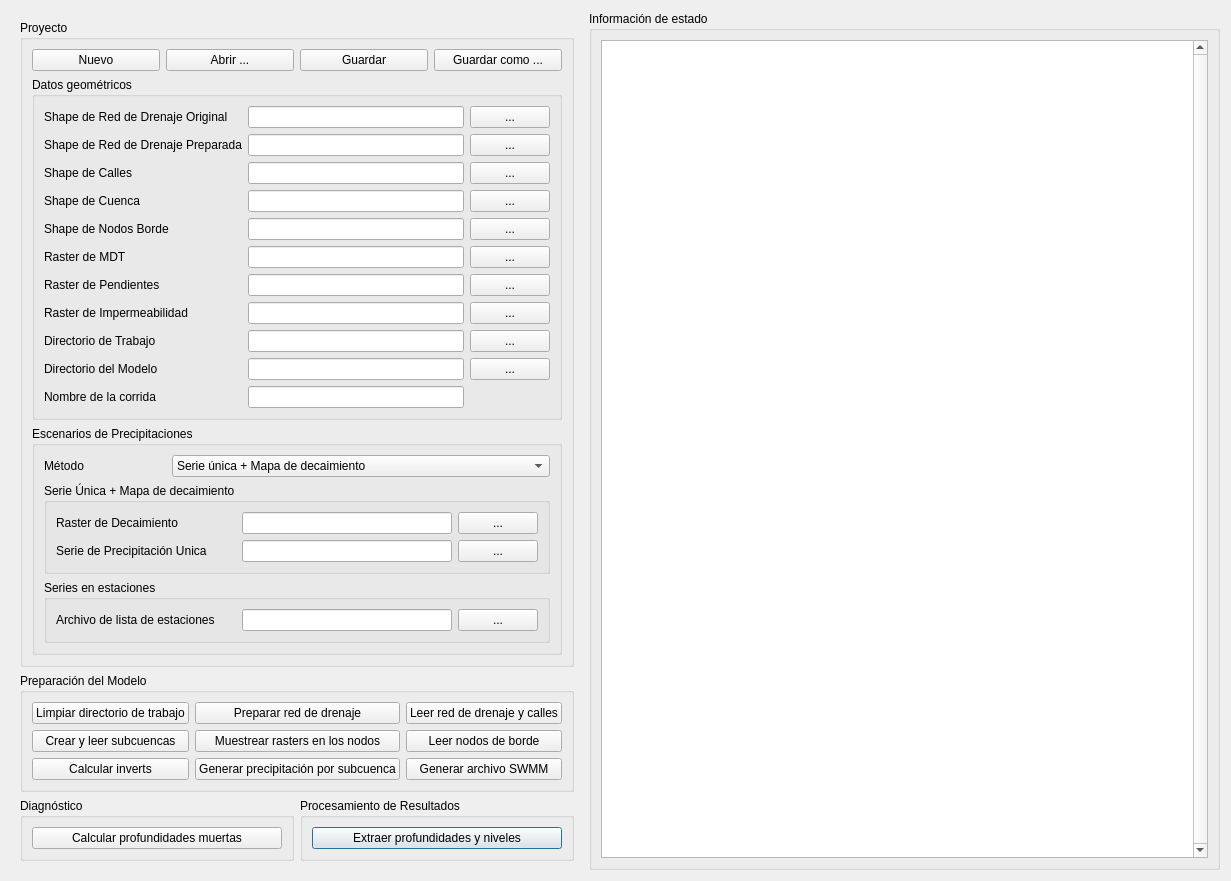
Before: the Qt Designer form conupy_module_dialog_base.ui in nicolasbadano/conupy, drawn with Qt 5.
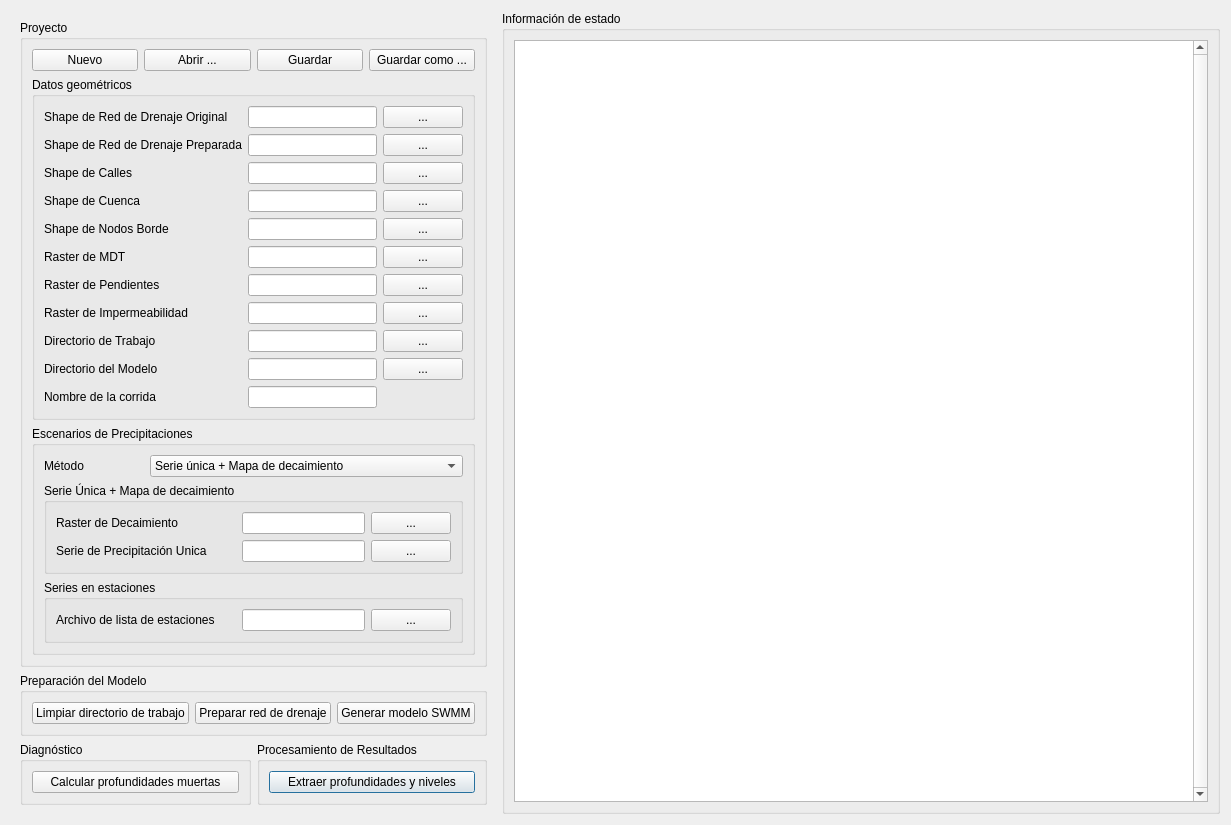
After: the same form once the commit is applied.

The edit to the form file:
```diff
--- a/conupy_module_dialog_base.ui
+++ b/conupy_module_dialog_base.ui
@@ -7,7 +7,7 @@
     <x>0</x>
     <y>0</y>
     <width>1231</width>
-    <height>835</height>
+    <height>777</height>
    </rect>
   </property>
   <property name="windowTitle">
@@ -55,27 +55,6 @@
          <string>Preparación del Modelo</string>
         </property>
         <layout class="QGridLayout" name="gridLayout_5">
-         <item row="2" column="3">
-          <widget class="QPushButton" name="btnActionBordes">
-           <property name="text">
-            <string>Leer nodos de borde</string>
-           </property>
-          </widget>
-         </item>
-         <item row="0" column="3">
-          <widget class="QPushButton" name="btnActionArroyosCalles">
-           <property name="text">
-            <string>Leer red de drenaje y calles</string>
-           </property>
-          </widget>
-         </item>
-         <item row="4" column="0">
-          <widget class="QPushButton" name="btnActionInverts">
-           <property name="text">
-            <string>Calcular inverts</string>
-           </property>
-          </widget>
-         </item>
          <item row="0" column="2">
           <widget class="QPushButton" name="btnActionPrepareDrainageNetwork">
            <property name="text">
@@ -83,20 +62,6 @@
            </property>
           </widget>
          </item>
-         <item row="2" column="2">
-          <widget class="QPushButton" name="btnActionSample">
-           <property name="text">
-            <string>Muestrear rasters en los nodos</string>
-           </property>
-          </widget>
-         </item>
-         <item row="2" column="0">
-          <widget class="QPushButton" name="btnActionSubcuencas">
-           <property name="text">
-            <string>Crear y leer subcuencas</string>
-           </property>
-          </widget>
-         </item>
          <item row="0" column="0">
           <widget class="QPushButton" name="btnActionLimpiarWorkspace">
            <property name="text">
@@ -104,17 +69,10 @@
            </property>
           </widget>
          </item>
-         <item row="4" column="3">
+         <item row="0" column="3">
           <widget class="QPushButton" name="btnActionSWMM">
            <property name="text">
-            <string>Generar archivo SWMM</string>
-           </property>
-          </widget>
-         </item>
-         <item row="4" column="2">
-          <widget class="QPushButton" name="btnActionGenerateRain">
-           <property name="text">
-            <string>Generar precipitación por subcuenca</string>
+            <string>Generar modelo SWMM</string>
            </property>
           </widget>
          </item>
```
